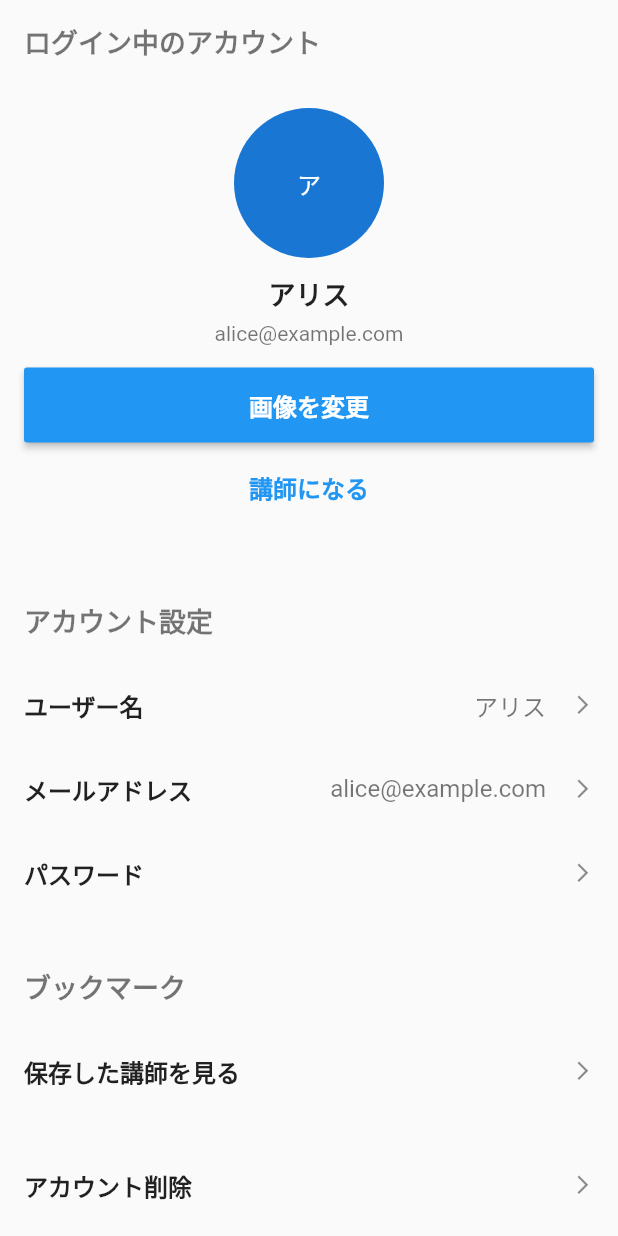
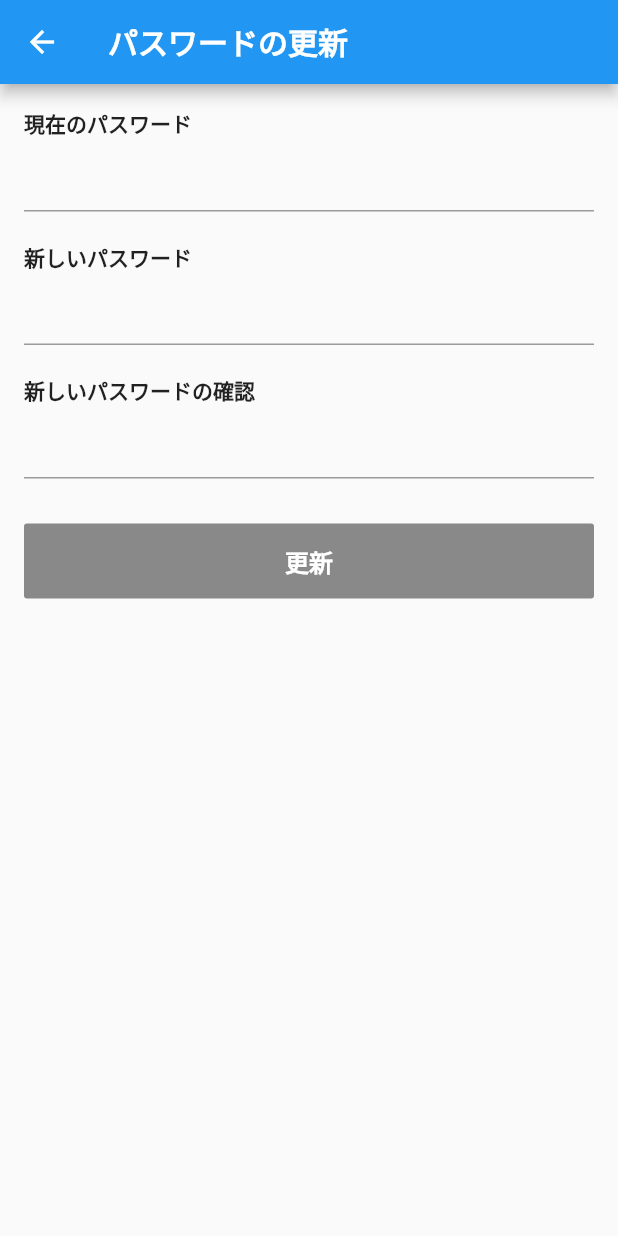
Before and after one commit to ktnydi/taku_tore, a Flutter app: the Setting screen opened directly, after a tap on "パスワード", on a phone screen of 412 x 824 dp. Run offline on Flutter 3.47's test engine with Material 2 defaults, Android fonts, the phone set to English and light mode, and no system bars; our stand-ins replace flutter_rating_bar.

Commit message:
Add setting password page ui

```diff
--- a/lib/setting/setting_page.dart
+++ b/lib/setting/setting_page.dart
@@ -1,6 +1,7 @@
 import 'package:flutter/material.dart';
 import '../setting_name/setting_name_page.dart';
 import '../setting_email/setting_email_page.dart';
+import '../setting_password/setting_password_page.dart';
 
 class Setting extends StatelessWidget {
   @override
@@ -217,6 +218,12 @@ class AccountSetting extends StatelessWidget {
             ),
             onTap: () {
               // TODO: Add Navigation.
+              Navigator.push(
+                context,
+                MaterialPageRoute(
+                  builder: (BuildContext context) => SettingPassword(),
+                ),
+              );
             },
           ),
         ],
--- /dev/null
+++ b/lib/setting_password/setting_password_page.dart
@@ -0,0 +1,164 @@
+import 'dart:io';
+import 'package:flutter/cupertino.dart';
+import 'package:flutter/material.dart';
+
+class SettingPassword extends StatelessWidget {
+  @override
+  Widget build(BuildContext context) {
+    return Scaffold(
+      appBar: AppBar(
+        title: Text(
+          'パスワードの更新',
+          style: TextStyle(
+            fontWeight: FontWeight.bold,
+          ),
+        ),
+      ),
+      body: CurrentPasswordSection(),
+    );
+  }
+}
+
+class CurrentPasswordSection extends StatefulWidget {
+  @override
+  _CurrentPasswordSectionState createState() => _CurrentPasswordSectionState();
+}
+
+class _CurrentPasswordSectionState extends State<CurrentPasswordSection> {
+  final TextEditingController _currentPasswordController =
+      TextEditingController();
+  final TextEditingController _newPasswordController = TextEditingController();
+  final TextEditingController _newPasswordConfirmController =
+      TextEditingController();
+  final _formKey = GlobalKey<FormState>();
+  bool isDisabled = true;
+
+  @override
+  void dispose() {
+    final List<TextEditingController> _controllers = [
+      _currentPasswordController,
+      _newPasswordController,
+      _newPasswordConfirmController,
+    ];
+    _controllers.forEach((_controller) => _controller.dispose());
+    super.dispose();
+  }
+
+  void isNotEmptyField() {
+    final List<TextEditingController> _controllers = [
+      _currentPasswordController,
+      _newPasswordController,
+      _newPasswordConfirmController,
+    ];
+
+    bool isValid = _controllers.every((_controller) {
+      return _controller.text.trim().isNotEmpty;
+    });
+
+    setState(() {
+      isDisabled = !isValid;
+    });
+  }
+
+  @override
+  Widget build(BuildContext context) {
+    return SingleChildScrollView(
+      child: Padding(
+        padding: EdgeInsets.all(16),
+        child: SafeArea(
+          child: Form(
+            key: _formKey,
+            child: Column(
+              crossAxisAlignment: CrossAxisAlignment.start,
+              children: <Widget>[
+                Text(
+                  '現在のパスワード',
+                  style: TextStyle(
+                    fontWeight: FontWeight.bold,
+                  ),
+                ),
+                TextFormField(
+                  controller: _currentPasswordController,
+                  validator: (value) {
+                    if (value.trim().isEmpty) {
+                      return '入力してください。';
+                    }
+
+                    return null;
+                  },
+                  obscureText: true,
+                  onChanged: (value) {
+                    this.isNotEmptyField();
+                  },
+                ),
+                SizedBox(height: 20),
+                Text(
+                  '新しいパスワード',
+                  style: TextStyle(
+                    fontWeight: FontWeight.bold,
+                  ),
+                ),
+                TextFormField(
+                  controller: _newPasswordController,
+                  validator: (value) {
+                    if (value.trim().isEmpty) {
+                      return '入力してください。';
+                    }
+
+                    return null;
+                  },
+                  obscureText: true,
+                  onChanged: (value) {
+                    this.isNotEmptyField();
+                  },
+                ),
+                SizedBox(height: 20),
+                Text(
+                  '新しいパスワードの確認',
+                  style: TextStyle(
+                    fontWeight: FontWeight.bold,
+                  ),
+                ),
+                TextFormField(
+                  controller: _newPasswordConfirmController,
+                  validator: (value) {
+                    if (value.trim().isEmpty) {
+                      return '入力してください。';
+                    }
+
+                    return null;
+                  },
+                  obscureText: true,
+                  onChanged: (value) {
+                    this.isNotEmptyField();
+                  },
+                ),
+                SizedBox(height: 30),
+                ButtonTheme(
+                  minWidth: double.infinity,
+                  height: 50,
+                  child: RaisedButton(
+                    disabledColor: Colors.black45,
+                    child: Text(
+                      '更新',
+                      style: TextStyle(
+                        fontSize: 16,
+                        fontWeight: FontWeight.bold,
+                        color: Colors.white,
+                      ),
+                    ),
+                    onPressed: !isDisabled
+                        ? () {
+                            // TODO: Implement update password processing.
+                          }
+                        : null,
+                  ),
+                ),
+              ],
+            ),
+          ),
+        ),
+      ),
+    );
+  }
+}
```
